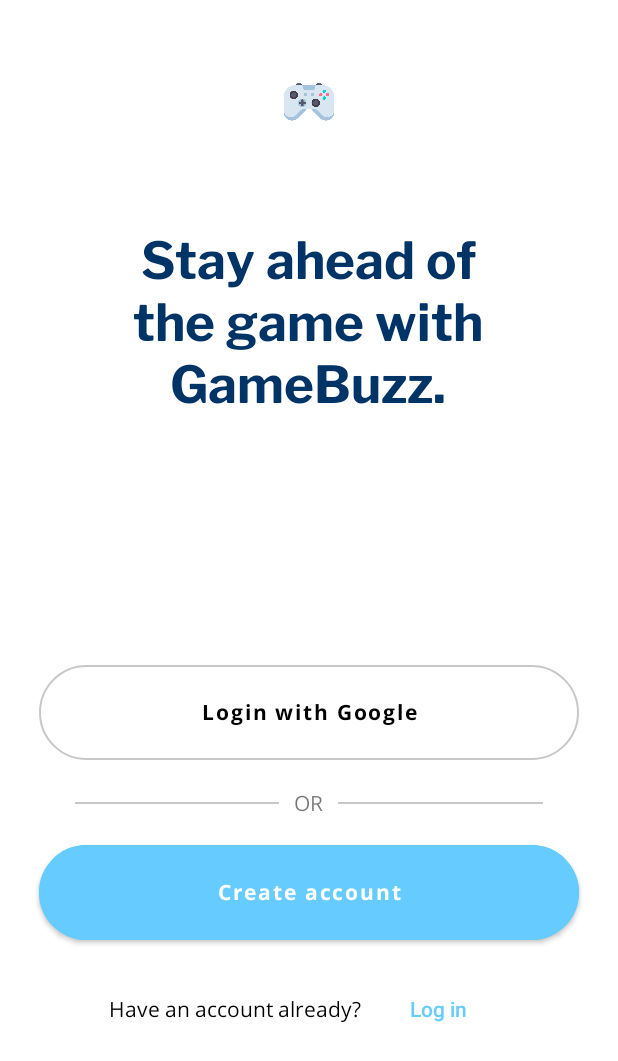
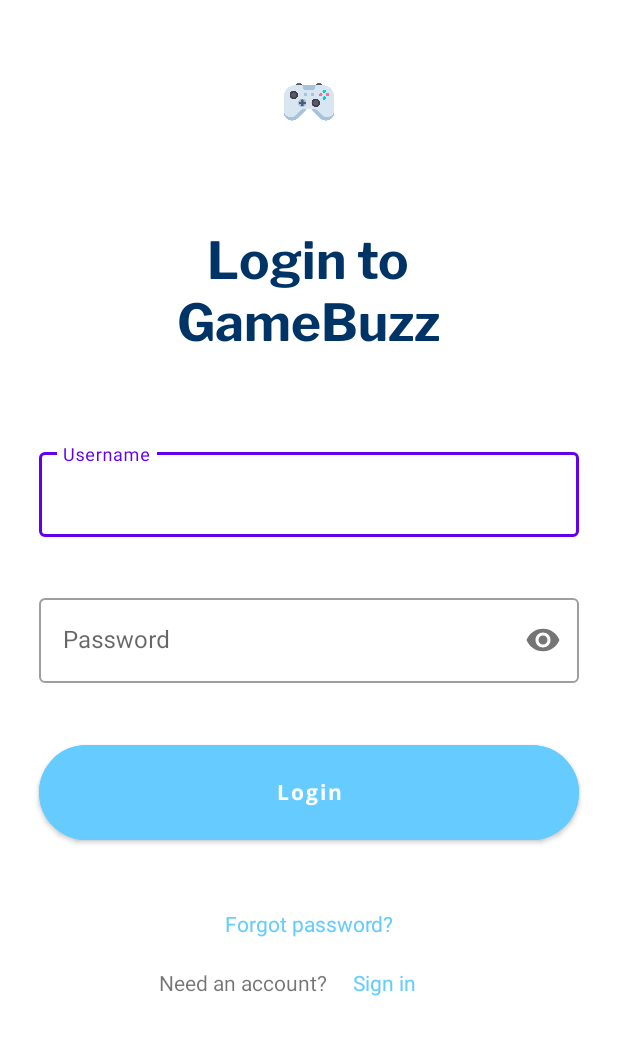
Before and after one commit to francescobarbieri/GameBuzz, an Android app: the screen it shows after launch (MainActivity), on a phone screen of 412 x 824 dp. Shown: the top 1061 px of the screen. Run offline under Robolectric (Android 15) with nearby library versions, the light colour scheme and no system bars.

Commit message:
test merging

```diff
--- a/app/src/main/java/com/gamebuzz/MainActivity.java
+++ b/app/src/main/java/com/gamebuzz/MainActivity.java
@@ -9,7 +9,7 @@
     @Override
     protected void onCreate(Bundle savedInstanceState) {
         super.onCreate(savedInstanceState);
-        setContentView(R.layout.activity_welcome);
+        setContentView(R.layout.activity_login);
 
     }
 
--- /dev/null
+++ b/app/src/main/res/layout/activity_login.xml
@@ -0,0 +1,158 @@
+<?xml version="1.0" encoding="utf-8"?>
+<androidx.constraintlayout.widget.ConstraintLayout xmlns:android="http://schemas.android.com/apk/res/android"
+    xmlns:app="http://schemas.android.com/apk/res-auto"
+    xmlns:tools="http://schemas.android.com/tools"
+    android:layout_width="match_parent"
+    android:layout_height="match_parent"
+    android:background="@android:color/transparent"
+    android:backgroundTint="@android:color/transparent"
+    tools:context=".MainActivity">
+
+    <ImageView
+        android:id="@+id/imageView"
+        android:layout_width="36dp"
+        android:layout_height="36dp"
+        android:layout_marginTop="50dp"
+        app:layout_constraintEnd_toEndOf="parent"
+        app:layout_constraintStart_toStartOf="parent"
+        app:layout_constraintTop_toTopOf="parent"
+        app:srcCompat="@drawable/applogo" />
+
+    <TextView
+        android:id="@+id/textView2"
+        android:layout_width="270dp"
+        android:layout_height="wrap_content"
+        android:fontFamily="@font/libre_franklin_bold"
+        android:gravity="center"
+        android:text="Login to GameBuzz"
+        android:textColor="@color/dark_blue"
+        android:textSize="34sp"
+        app:layout_constraintEnd_toStartOf="@+id/guideline5"
+        app:layout_constraintHorizontal_bias="0.497"
+        app:layout_constraintStart_toStartOf="@+id/guideline3"
+        app:layout_constraintTop_toTopOf="@+id/guideline4"
+        tools:ignore="TextSizeCheck" />
+
+    <androidx.constraintlayout.widget.Guideline
+        android:id="@+id/guideline3"
+        android:layout_width="wrap_content"
+        android:layout_height="wrap_content"
+        android:orientation="vertical"
+        app:layout_constraintGuide_begin="26dp" />
+
+    <androidx.constraintlayout.widget.Guideline
+        android:id="@+id/guideline4"
+        android:layout_width="wrap_content"
+        android:layout_height="wrap_content"
+        android:orientation="horizontal"
+        app:layout_constraintGuide_begin="153dp" />
+
+    <androidx.constraintlayout.widget.Guideline
+        android:id="@+id/guideline5"
+        android:layout_width="wrap_content"
+        android:layout_height="wrap_content"
+        android:orientation="vertical"
+        app:layout_constraintGuide_end="26dp" />
+
+    <com.google.android.material.textfield.TextInputLayout
+        android:id="@+id/textInputLayout"
+        style="@style/Widget.MaterialComponents.TextInputLayout.OutlinedBox"
+        android:layout_width="0dp"
+        android:layout_height="wrap_content"
+        android:layout_marginTop="60dp"
+        app:boxBackgroundColor="@android:color/transparent"
+        app:boxCornerRadiusBottomEnd="4dp"
+        app:boxCornerRadiusBottomStart="4dp"
+        app:boxCornerRadiusTopEnd="4dp"
+        app:boxCornerRadiusTopStart="4dp"
+        app:layout_constraintEnd_toEndOf="@id/guideline5"
+        app:layout_constraintStart_toEndOf="@id/guideline3"
+        app:layout_constraintTop_toBottomOf="@+id/textView2">
+
+        <com.google.android.material.textfield.TextInputEditText
+            android:layout_width="match_parent"
+            android:layout_height="wrap_content"
+            android:hint="Username"
+            android:textColor="@color/main_azure" />
+    </com.google.android.material.textfield.TextInputLayout>
+
+    <com.google.android.material.textfield.TextInputLayout
+        android:id="@+id/textInputLayout2"
+        style="@style/Widget.MaterialComponents.TextInputLayout.OutlinedBox"
+        android:layout_width="0dp"
+        android:layout_height="wrap_content"
+        android:layout_marginTop="35dp"
+        android:hint="Password"
+        app:boxBackgroundColor="@android:color/transparent"
+        app:boxCornerRadiusBottomEnd="4dp"
+        app:boxCornerRadiusBottomStart="4dp"
+        app:boxCornerRadiusTopEnd="4dp"
+        app:boxCornerRadiusTopStart="4dp"
+        app:layout_constraintEnd_toEndOf="@id/guideline5"
+        app:layout_constraintStart_toEndOf="@id/guideline3"
+        app:layout_constraintTop_toBottomOf="@+id/textInputLayout"
+        app:passwordToggleEnabled="true">
+
+        <com.google.android.material.textfield.TextInputEditText
+            android:layout_width="match_parent"
+            android:layout_height="wrap_content"
+            android:inputType="textPassword"
+            android:password="false"
+            android:textColor="@color/main_azure" />
+
+
+    </com.google.android.material.textfield.TextInputLayout>
+
+    <Button
+        android:id="@+id/button"
+        android:layout_width="0dp"
+        android:layout_height="wrap_content"
+        android:layout_marginTop="35dp"
+        android:height="75dp"
+        android:backgroundTint="@color/main_azure"
+        android:fontFamily="@font/open_sans_bold"
+        android:text="Login"
+        android:textAllCaps="false"
+        app:cornerRadius="80dp"
+        app:layout_constraintEnd_toStartOf="@+id/guideline5"
+        app:layout_constraintStart_toStartOf="@+id/guideline3"
+        app:layout_constraintTop_toBottomOf="@+id/textInputLayout2" />
+
+    <TextView
+        android:id="@+id/textView"
+        android:layout_width="wrap_content"
+        android:layout_height="wrap_content"
+        android:layout_marginTop="40dp"
+        android:text="Forgot password?"
+        android:textColor="@color/main_azure"
+        app:layout_constraintEnd_toStartOf="@+id/guideline5"
+        app:layout_constraintStart_toStartOf="@+id/guideline3"
+        app:layout_constraintTop_toBottomOf="@+id/button" />
+
+    <TextView
+        android:id="@+id/textView7"
+        android:layout_width="wrap_content"
+        android:layout_height="wrap_content"
+        android:layout_marginTop="20dp"
+        android:text="Need an account?"
+        app:layout_constraintEnd_toStartOf="@+id/button2"
+        app:layout_constraintHorizontal_bias="0.5"
+        app:layout_constraintHorizontal_chainStyle="packed"
+        app:layout_constraintStart_toStartOf="parent"
+        app:layout_constraintTop_toBottomOf="@+id/textView" />
+
+    <Button
+        android:id="@+id/button2"
+        style="@style/Widget.Material3.Button.TextButton"
+        android:layout_width="wrap_content"
+        android:layout_height="wrap_content"
+        android:paddingLeft="0dp"
+        android:text="Sign in"
+        android:textColor="@color/main_azure"
+        android:textSize="14sp"
+        app:layout_constraintBaseline_toBaselineOf="@+id/textView7"
+        app:layout_constraintEnd_toEndOf="parent"
+        app:layout_constraintHorizontal_bias="0.5"
+        app:layout_constraintStart_toEndOf="@+id/textView7" />
+
+</androidx.constraintlayout.widget.ConstraintLayout>
```
